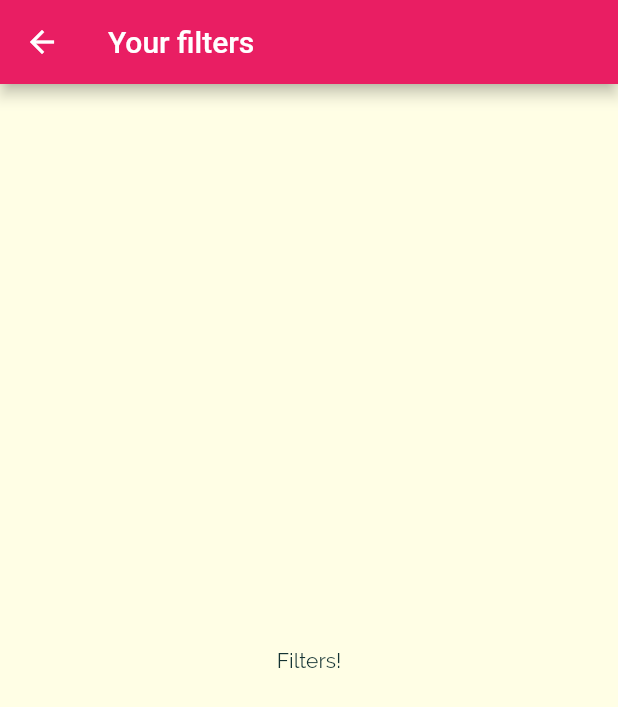
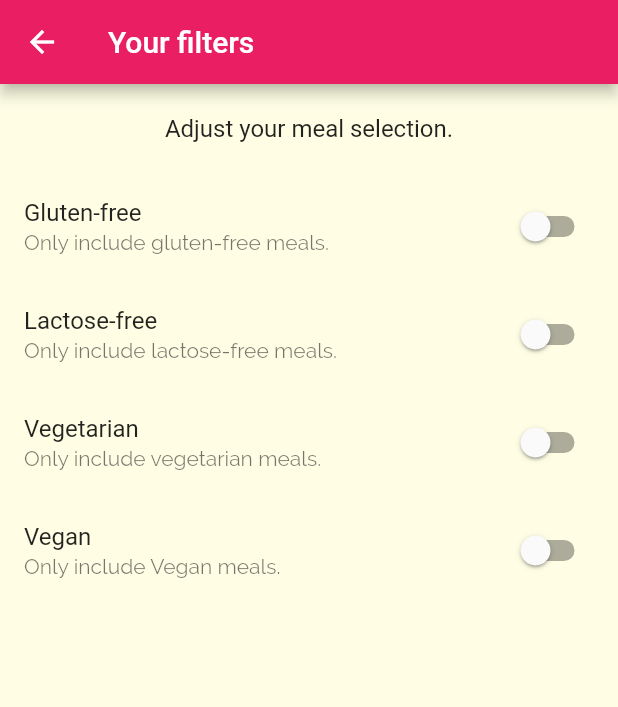
Before and after one commit to godo129/Flutter_Meals_App, a Flutter app: the FiltersScreen screen opened by its route, on a phone screen of 412 x 824 dp. Shown: the top 707 px of the screen. Run offline on Flutter 3.47's test engine with Material 2 defaults, Android fonts, the phone set to English and light mode, and no system bars; statements that could not run were skipped.

Commit message:
adding filter swtiches

```diff
--- a/lib/screens/filters_screnn.dart
+++ b/lib/screens/filters_screnn.dart
@@ -1,8 +1,29 @@
 import 'package:flutter/material.dart';
 import '../widgets/main_drawer.dart';
 
-class FiltersScreen extends StatelessWidget {
+class FiltersScreen extends StatefulWidget {
   static const routeName = '/filters';
+
+  @override
+  State<FiltersScreen> createState() => _FiltersScreenState();
+}
+
+class _FiltersScreenState extends State<FiltersScreen> {
+  bool _glutenFree = false;
+  bool _vegetarian = false;
+  bool _vegan = false;
+  bool _lactoseFree = false;
+
+  Widget _buildSwitchListTile(String title, String description, bool currentValue, Function updateValue,) {
+    return SwitchListTile(
+                  title: Text(title),
+                  value: currentValue,
+                  subtitle: Text(
+                    description,
+                  ),
+                  onChanged: updateValue,
+                  );
+  }
 
   @override
   Widget build(BuildContext context) {
@@ -11,8 +32,62 @@ class FiltersScreen extends StatelessWidget {
         title: Text('Your filters'),
       ),
       // drawer: MainDrawer(),
-      body: Center(
-        child: Text('Filters!'),
+      body: Column(
+        children: <Widget>[
+          Container(
+            padding: EdgeInsets.all(20),
+            child: Text(
+              'Adjust your meal selection.',
+              style: Theme.of(context).textTheme.titleMedium,
+            ),
+          ),
+          Expanded(
+            child: ListView(
+              children: <Widget>[
+                _buildSwitchListTile(
+                  'Gluten-free',
+                  'Only include gluten-free meals.',
+                  _glutenFree,
+                  (newValue) {
+                    setState(() {
+                      _glutenFree = newValue;
+                    });
+                  }
+                ),
+                _buildSwitchListTile(
+                  'Lactose-free',
+                  'Only include lactose-free meals.',
+                  _lactoseFree,
+                  (newValue) {
+                    setState(() {
+                      _lactoseFree = newValue;
+                    });
+                  }
+                ),
+                _buildSwitchListTile(
+                  'Vegetarian',
+                  'Only include vegetarian meals.',
+                  _vegetarian,
+                  (newValue) {
+                    setState(() {
+                      _vegetarian = newValue;
+                    });
+                  }
+                ),
+                _buildSwitchListTile(
+                  'Vegan',
+                  'Only include Vegan meals.',
+                  _vegan,
+                  (newValue) {
+                    setState(() {
+                      _vegan = newValue;
+                    });
+                  }
+                )
+              ],
+            ),
+          ),
+        ],
       ),
     );
 
```
